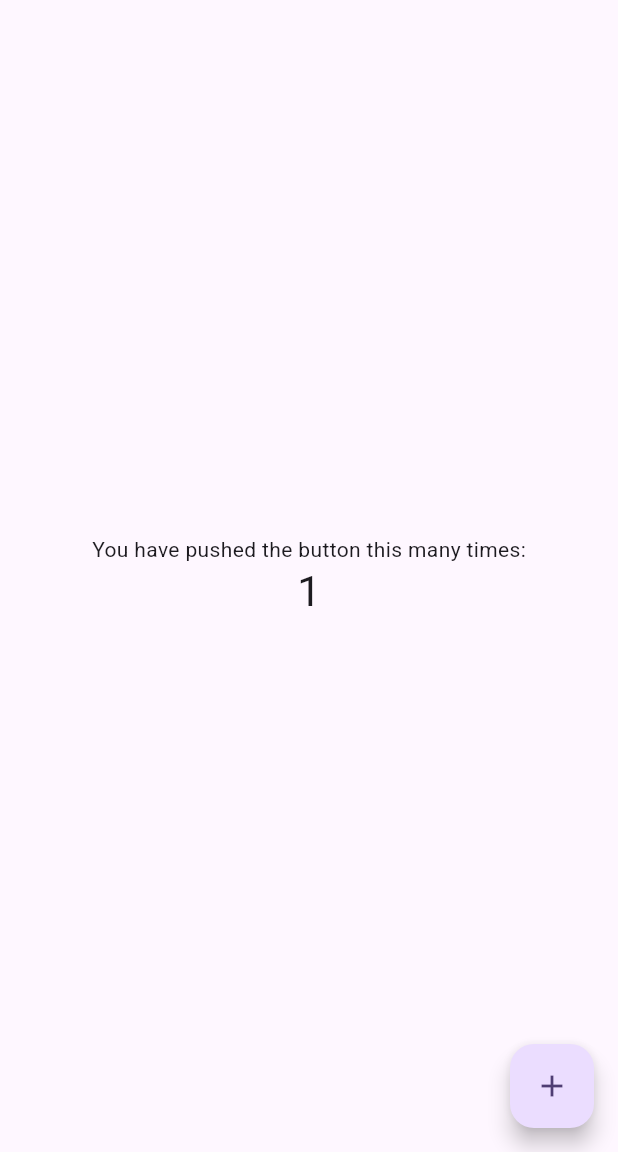
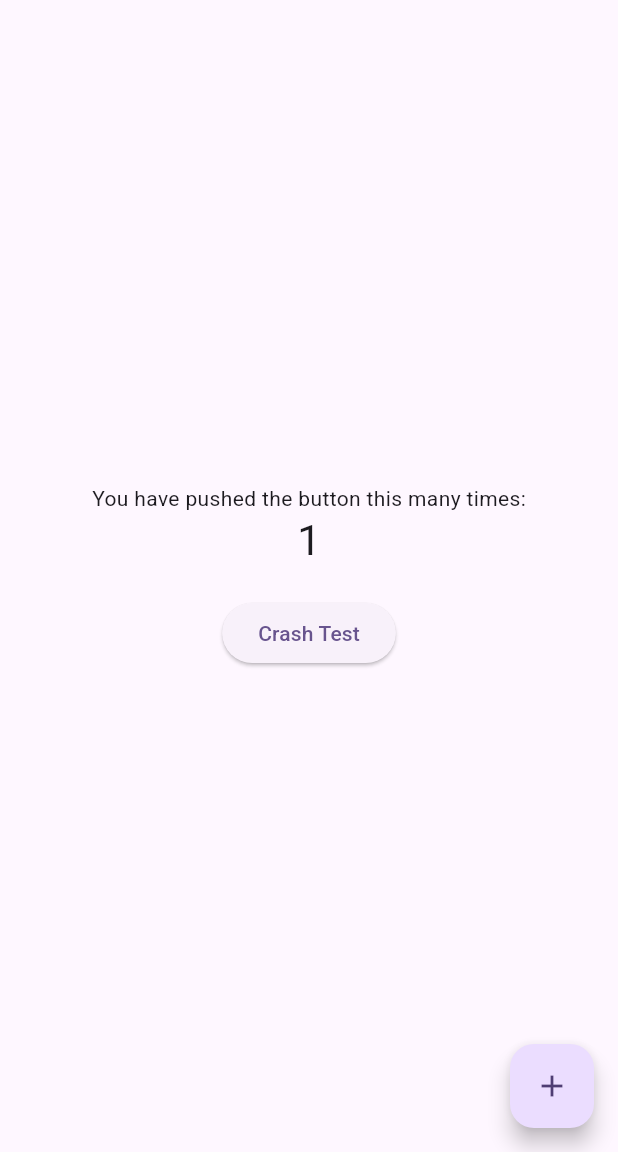
Before and after one commit to MahmoudDabour1/gem_store_app, a Flutter app: the screen it shows after launch, after a tap on the "add" icon, on a phone screen of 412 x 824 dp, the part 84-1236 px from its top. Run offline on Flutter 3.47's test engine with Material 3 defaults, Android fonts, the phone set to English and light mode, and no system bars; our stand-ins replace bloc, device_preview, firebase_analytics, firebase_auth, firebase_core, firebase_crashlytics and 13 more; accounts and stored records are empty; project files that could hold a hidden picture were left out.

Commit message:
crashyltics was added

```diff
--- a/lib/core/routing/app_router.dart
+++ b/lib/core/routing/app_router.dart
@@ -1,5 +1,6 @@
 import 'package:flutter/material.dart';
 import 'package:flutter_bloc/flutter_bloc.dart';
+import 'package:gem_store_app/features/search/presentation/search_view/setting/setting_screen.dart';
 import '../../features/login/auth/cubit/googleauth_cubit.dart';
 import '../analytics/analytics_services.dart';
 import 'routes.dart';
--- a/lib/core/routing/routes_exports.dart
+++ b/lib/core/routing/routes_exports.dart
@@ -10,7 +10,6 @@ export 'package:gem_store_app/features/product_details/views/item_details_views.
 export 'package:gem_store_app/features/profile/view/profiledrawer_screen.dart';
 export 'package:gem_store_app/features/profile/view/profile_screen.dart';
 export 'package:gem_store_app/features/search/presentation/search_view/search_screen.dart';
-export 'package:gem_store_app/features/setting/setting_screen.dart';
 export 'package:gem_store_app/features/wishlist/presentation/views/wishlist_board_view.dart';
 export 'package:gem_store_app/features/wishlist/presentation/views/wishlist_screen.dart';
 export '../../features/checkout/checkout_screen.dart';
@@ -30,8 +29,5 @@ export 'package:gem_store_app/core/utils/app_strings.dart';
 export 'package:gem_store_app/features/login/widgets/login_button.dart';
 export 'package:gem_store_app/features/login/widgets/list_of_circle_avatar.dart';
 export 'package:gem_store_app/features/login/models/circle_avatar_model.dart';
-export 'package:gem_store_app/features/setting/models/setting_row_model.dart';
-export 'package:gem_store_app/features/setting/widgets/list_of_setting_row.dart';
-export 'package:gem_store_app/features/setting/widgets/setting_row.dart';
 export 'package:gem_store_app/core/widgets/custom_app_bar.dart';
 export 'package:gem_store_app/features/update/update_screen.dart';
--- a/lib/features/discover/presentation/views/widgets/discovery_container.dart
+++ b/lib/features/discover/presentation/views/widgets/discovery_container.dart
@@ -44,7 +44,7 @@ class DiscoveryContainer extends StatelessWidget {
                 width: 105.w,
                 decoration: BoxDecoration(
                   shape: BoxShape.circle,
-                  color: color.withValues(alpha:0.5),
+                  color: color.withAlpha(51) ,
                 ),
               ),
               Container(
--- a/lib/features/home/presentation/views/widgets/new_collection_section.dart
+++ b/lib/features/home/presentation/views/widgets/new_collection_section.dart
@@ -52,7 +52,7 @@ class NewCollectionSection extends StatelessWidget {
                   decoration: BoxDecoration(
                       shape: BoxShape.circle,
                       color:
-                          AppColors.firstGreyContainerColor.withValues(alpha:0.5)),
+                          AppColors.firstGreyContainerColor.withAlpha(51) ),
                 ),
                 Container(
                   height: 100.h,
--- a/lib/features/onboarding/views/widgets/blured_button.dart
+++ b/lib/features/onboarding/views/widgets/blured_button.dart
@@ -25,7 +25,7 @@ class BluredButton extends StatelessWidget {
           height: height,
           width: width,
           decoration: BoxDecoration(
-            color:const Color.fromARGB(255, 139, 137, 137).withValues(alpha:.92),
+            color:const Color.fromARGB(255, 139, 137, 137).withAlpha(51) ,
             borderRadius: BorderRadius.circular(25),
             border: Border.all(color: Colors.white),
           ),
--- a/lib/features/profile/view/settings_screen.dart
+++ b/lib/features/profile/view/settings_screen.dart
@@ -55,7 +55,7 @@ class SettingsScreen extends StatelessWidget {
                 color:AppColors.whiteColor(context),
                 boxShadow: [
                   BoxShadow(
-                    color: Colors.grey.withValues(alpha:0.2),
+                    color: Colors.grey.withAlpha(51),
                     spreadRadius: 2,
                     blurRadius: 5,
                     offset: Offset(0, 2),
--- a/lib/features/search/presentation/search_view/search_widgets/searchBar.dart
+++ b/lib/features/search/presentation/search_view/search_widgets/searchBar.dart
@@ -23,7 +23,7 @@ class SearchBarWithFilter extends StatelessWidget {
               borderRadius: BorderRadius.circular(30.r),
               boxShadow: [
                 BoxShadow(
-                  color: Colors.grey.withValues(alpha:0.3),
+                  color: Colors.grey.withAlpha(51),
                   spreadRadius: 1,
                   blurRadius: 10,
                   offset: const Offset(0, 5),
@@ -55,7 +55,7 @@ class SearchBarWithFilter extends StatelessWidget {
             borderRadius: BorderRadius.circular(13.r),
             boxShadow: [
               BoxShadow(
-                color: Colors.grey.withValues(alpha:0.3),
+                color: Colors.grey.withAlpha(51),
                 spreadRadius: 0,
                 blurRadius: 10,
                 offset: const Offset(0, 5),
--- a/lib/features/setting/setting_screen.dart
+++ b/lib/features/search/presentation/search_view/setting/setting_screen.dart
@@ -1,6 +1,7 @@
 import 'package:flutter/material.dart';
 import 'package:flutter_screenutil/flutter_screenutil.dart';
 import 'package:gem_store_app/core/routing/routes_exports.dart';
+import 'package:gem_store_app/features/search/presentation/search_view/setting/widgets/list_of_setting_row.dart';
 
 
 class SettingScreen extends StatelessWidget {
--- a/lib/features/setting/widgets/list_of_setting_row.dart
+++ b/lib/features/search/presentation/search_view/setting/widgets/list_of_setting_row.dart
@@ -1,5 +1,7 @@
 import 'package:flutter/material.dart';
 import 'package:gem_store_app/core/routing/routes_exports.dart';
+import 'package:gem_store_app/features/search/presentation/search_view/setting/models/setting_row_model.dart';
+import 'package:gem_store_app/features/search/presentation/search_view/setting/widgets/setting_row.dart';
 
 
 class ListOfSettingRowWidget extends StatelessWidget {
--- a/lib/features/setting/widgets/setting_row.dart
+++ b/lib/features/search/presentation/search_view/setting/widgets/setting_row.dart
@@ -2,6 +2,7 @@ import 'package:flutter/material.dart';
 import 'package:flutter_screenutil/flutter_screenutil.dart';
 import 'package:flutter_svg/flutter_svg.dart';
 import 'package:gem_store_app/core/routing/routes_exports.dart';
+import 'package:gem_store_app/features/search/presentation/search_view/setting/models/setting_row_model.dart';
 
 class SettingRow extends StatelessWidget {
   const SettingRow({
--- a/lib/main.dart
+++ b/lib/main.dart
@@ -1,6 +1,17 @@
 import 'package:flutter/material.dart';
 
-void main() {
+
+import 'package:firebase_core/firebase_core.dart';
+import 'package:firebase_crashlytics/firebase_crashlytics.dart';
+
+void main() async {
+  WidgetsFlutterBinding.ensureInitialized();
+
+  await Firebase.initializeApp();
+
+
+  FlutterError.onError = FirebaseCrashlytics.instance.recordFlutterFatalError;
+
   runApp(const MyApp());
 }
 
@@ -109,6 +120,14 @@ class _MyHomePageState extends State<MyHomePage> {
               '$_counter',
               style: Theme.of(context).textTheme.headlineMedium,
             ),
+
+            const SizedBox(height: 20),
+            ElevatedButton(
+              onPressed: () {
+                FirebaseCrashlytics.instance.crash();
+              },
+              child: const Text("Crash Test"),
+            ),
           ],
         ),
       ),
```
Also changed, not shown: pubspec.yaml (+4 -4 lines), flutter_02.png (added), flutter_03.png (added), flutter_04.png (added), flutter_05.png (added), lib/features/search/presentation/search_view/setting/models/setting_row_model.dart (renamed from lib/features/setting/models/setting_row_model.dart), pubspec.lock, 2 other files.
